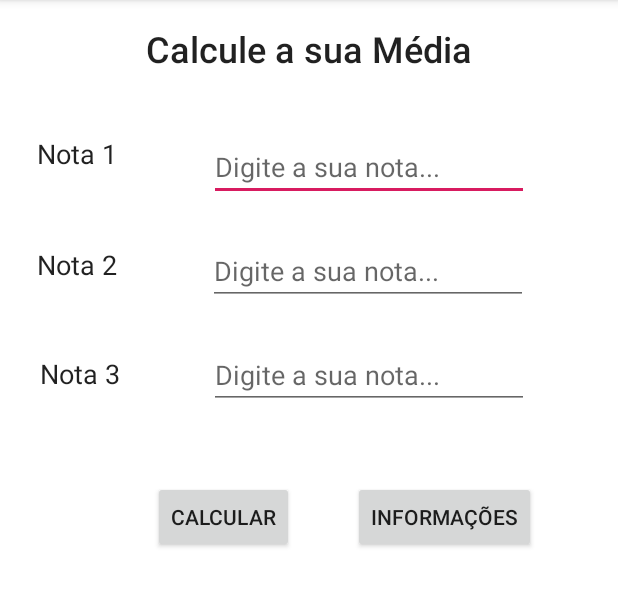
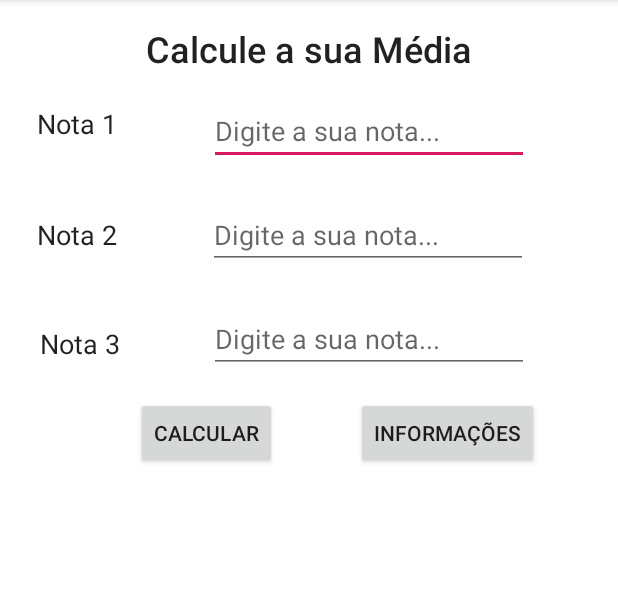
Before and after one commit to nat-valerio/Notas, an Android app: the screen it shows after launch (MainActivity), on a phone screen of 412 x 824 dp, the part 84-691 px from its top. Run offline under Robolectric (Android 15) with nearby library versions, the phone set to English and light mode, and no system bars.

Commit message:
Quase finalizado

```diff
--- a/app/src/main/java/com/example/notas/MainActivity.java
+++ b/app/src/main/java/com/example/notas/MainActivity.java
@@ -72,27 +72,24 @@ public class MainActivity extends AppCompatActivity {
     }
 
     public void chamaInfo(View v){
-        Intent intent = new Intent(this, InfoActivity.class);
 
         double n1 = Double.parseDouble(editTextNota1.getText().toString());
         double n2 = Double.parseDouble(editTextNota2.getText().toString());
         double n3 = Double.parseDouble(editTextNota3.getText().toString());
 
         if(n1 > n2 && n1 > n3){
+            textViewNotaMaior.setText("Nota mais alta: " + n1);
+        }
+        else if (n2 > n3){
+            textViewNotaMaior.setText("Nota mais alta:" + n2);
+        }
+
+        if (n1 < n2 && n1 < n3){
             textViewNotaMenor.setText("Nota mais baixa: " + n1);
         }
-        else if (n2 > n3){
-            textViewNotaMenor.setText("Nota mais baixa:" + n2);
+        else if (n2 < n3){
+            textViewNotaMenor.setText("Nota mais baixa: " + n2);
         }
-
-        if(n1 < n2 && n1 < n3){
-            textViewNotaMaior.setText("Nota mais alta: " + n1);
-        }
-        else if (n2 < n3){
-            textViewNotaMaior.setText("Nota mais alta: " + n2);
-        }
-
-        startActivity(intent);
 
     }
 }
--- a/app/src/main/res/layout/activity_main.xml
+++ b/app/src/main/res/layout/activity_main.xml
@@ -11,8 +11,7 @@
         android:id="@+id/btn_calcular"
         android:layout_width="wrap_content"
         android:layout_height="wrap_content"
-        android:layout_marginStart="16dp"
-        android:layout_marginTop="48dp"
+        android:layout_marginTop="16dp"
         android:layout_marginEnd="16dp"
         android:onClick="calcularMedia"
         android:text="@string/btn_calcular"
@@ -25,8 +24,7 @@
         android:id="@+id/button"
         android:layout_width="wrap_content"
         android:layout_height="wrap_content"
-        android:layout_marginTop="48dp"
-        android:layout_marginEnd="16dp"
+        android:layout_marginTop="16dp"
         android:onClick="chamaInfo"
         android:text="@string/btn_informacao"
         app:layout_constraintEnd_toEndOf="parent"
@@ -38,7 +36,7 @@
         android:layout_width="wrap_content"
         android:layout_height="wrap_content"
         android:layout_marginStart="24dp"
-        android:layout_marginTop="40dp"
+        android:layout_marginTop="16dp"
         android:layout_marginEnd="24dp"
         android:ems="10"
         android:hint="@string/digite_nota"
@@ -79,9 +77,10 @@
         android:id="@+id/text_view_nota_maior"
         android:layout_width="wrap_content"
         android:layout_height="wrap_content"
-        android:layout_marginTop="28dp"
+        android:layout_marginTop="24dp"
         android:text="TextView"
-        android:textAppearance="@style/TextAppearance.AppCompat.Display1"
+        android:textAppearance="@style/TextAppearance.AppCompat.Body1"
+        android:textSize="24sp"
         app:layout_constraintEnd_toEndOf="parent"
         app:layout_constraintHorizontal_bias="0.52"
         app:layout_constraintStart_toStartOf="parent"
@@ -91,9 +90,10 @@
         android:id="@+id/text_view_nota_menor"
         android:layout_width="wrap_content"
         android:layout_height="wrap_content"
-        android:layout_marginTop="28dp"
+        android:layout_marginTop="24dp"
         android:text="TextView"
-        android:textAppearance="@style/TextAppearance.AppCompat.Display1"
+        android:textAppearance="@style/TextAppearance.AppCompat.Body1"
+        android:textSize="24sp"
         app:layout_constraintEnd_toEndOf="parent"
         app:layout_constraintHorizontal_bias="0.529"
         app:layout_constraintStart_toStartOf="parent"
@@ -116,7 +116,7 @@
         android:id="@+id/text_view_nota1"
         android:layout_width="55dp"
         android:layout_height="26dp"
-        android:layout_marginTop="90dp"
+        android:layout_marginTop="70dp"
         android:text="@string/nota1"
         android:textAppearance="@style/TextAppearance.AppCompat.Body1"
         android:textSize="18sp"
@@ -154,7 +154,7 @@
         android:id="@+id/text_view_status"
         android:layout_width="wrap_content"
         android:layout_height="wrap_content"
-        android:layout_marginTop="120dp"
+        android:layout_marginTop="75dp"
         android:text="TextView"
         android:textAppearance="@style/TextAppearance.AppCompat.Display1"
         app:layout_constraintEnd_toEndOf="parent"
```
